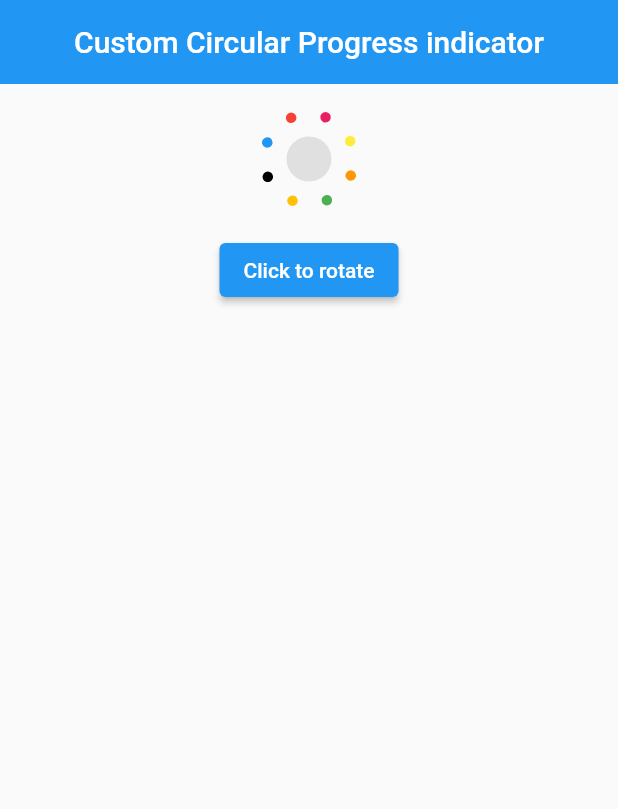
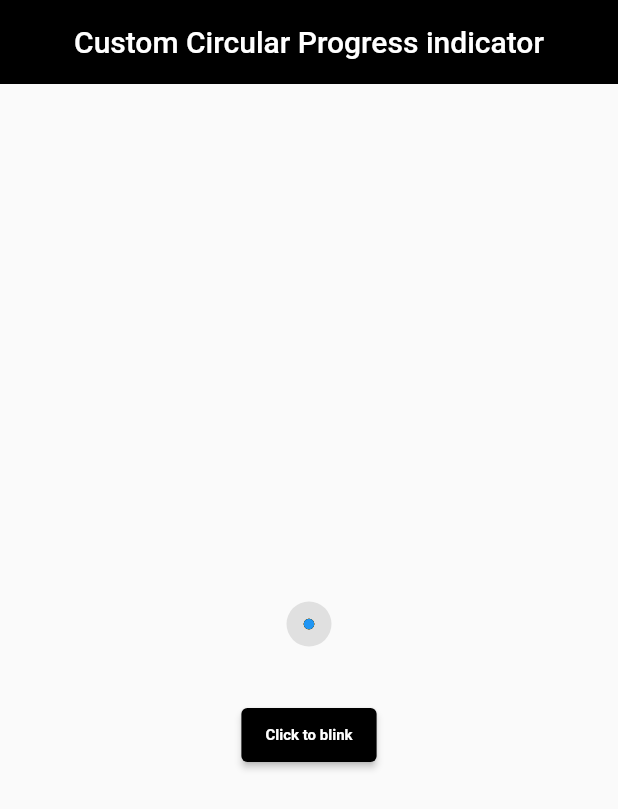
Before and after one commit to naveeramesh/flutter_ui, a Flutter app: the screen it shows after launch, on a phone screen of 412 x 824 dp. Shown: the top 809 px of the screen. Run offline on Flutter 3.47's test engine with Material 2 defaults, Android fonts, the phone set to English and light mode, and no system bars; our stand-ins replace avatar_glow, flutter_advanced_drawer, flutter_tindercard, google_fonts, marquee, video_player; Roboto replaces fonts that are missing (Ubuntu).

Commit message:
fix/Custom progress

```diff
--- a/lib/loader/circularprogress_custom.dart
+++ b/lib/loader/circularprogress_custom.dart
@@ -14,6 +14,7 @@ class _CustomCircluarProgressState extends State<CustomCircluarProgress> {
   Widget build(BuildContext context) {
     return Scaffold(
       appBar: AppBar(
+        backgroundColor: Colors.black,
         elevation: 0,
         centerTitle: true,
         title: Text("Custom Circular Progress indicator",
--- a/lib/loader/custom_loader.dart
+++ b/lib/loader/custom_loader.dart
@@ -27,44 +27,18 @@ class _Custom_LoaderState extends State<Custom_Loader>
             parent: controller,
             curve: Interval(0.0, 1.0, curve: Curves.linear)));
 
-    animation_radius_in = Tween<double>(begin: 1.0, end: 0.0).animate(
-        CurvedAnimation(
-            parent: controller,
-            curve: Interval(0.75, 1.0, curve: Curves.elasticIn)));
-
-    animation_radius_out = Tween<double>(begin: 0.0, end: 1.0).animate(
-        CurvedAnimation(
-            parent: controller,
-            curve: Interval(0.0, 0.25, curve: Curves.elasticOut)));
-
-    controller.addListener(() {
-      setState(() {
-        if (controller.value >= 0.75 && controller.value <= 1.0) {
-          radius = animation_radius_in.value * initialradius;
-          print(radius);
-        } else if (controller.value >= 0.0 && controller.value <= 0.25) {
-          radius = animation_radius_out.value * initialradius;
-          print(radius);
-        }
-      });
-    });
-    controller.addStatusListener((status) {
-      if (status == AnimationStatus.completed) {}
-    });
-
-    controller.repeat();
-
     super.initState();
   }
 
   @override
   Widget build(BuildContext context) {
     return Column(
+      crossAxisAlignment: CrossAxisAlignment.center,
+      mainAxisAlignment: MainAxisAlignment.center,
       children: [
         Container(
           height: 100.0,
           width: 100.0,
-          child: Center(
           child: RotationTransition(
             turns: animation_rotation,
             child: Stack(
@@ -113,10 +87,55 @@ class _Custom_LoaderState extends State<Custom_Loader>
             ),
           ),
         ),
-        ),
-        ElevatedButton(onPressed: () {}, child: Text("Click to rotate"))
+        ElevatedButton(
+            style: ElevatedButton.styleFrom(
+                primary: Colors.black,
+                textStyle:
+                    TextStyle(fontSize: 10, fontWeight: FontWeight.bold)),
+            onPressed: () {
+              _buttonclick();
+            },
+            child: Text("Click to blink"))
       ],
     );
+  }
+
+  void _buttonclick() {
+    print(radius);
+    controller =
+        AnimationController(vsync: this, duration: Duration(seconds: 5));
+
+    animation_rotation = Tween<double>(begin: 0.0, end: 1.0).animate(
+        CurvedAnimation(
+            parent: controller,
+            curve: Interval(0.0, 1.0, curve: Curves.linear)));
+
+    animation_radius_in = Tween<double>(begin: 1.0, end: 0.0).animate(
+        CurvedAnimation(
+            parent: controller,
+            curve: Interval(0.75, 1.0, curve: Curves.elasticIn)));
+
+    animation_radius_out = Tween<double>(begin: 0.0, end: 1.0).animate(
+        CurvedAnimation(
+            parent: controller,
+            curve: Interval(0.0, 0.25, curve: Curves.elasticOut)));
+
+    controller.addListener(() {
+      setState(() {
+        if (controller.value >= 0.75 && controller.value <= 1.0) {
+          radius = animation_radius_in.value * initialradius;
+          print(radius);
+        } else if (controller.value >= 0.0 && controller.value <= 0.25) {
+          radius = animation_radius_out.value * initialradius;
+          print(radius);
+        }
+      });
+    });
+    controller.addStatusListener((status) {
+      if (status == AnimationStatus.completed) {}
+    });
+
+    controller.repeat();
   }
 }
 
```
Also changed, not shown: 1 other file. Lines whose indentation alone changed are shown as unchanged.
